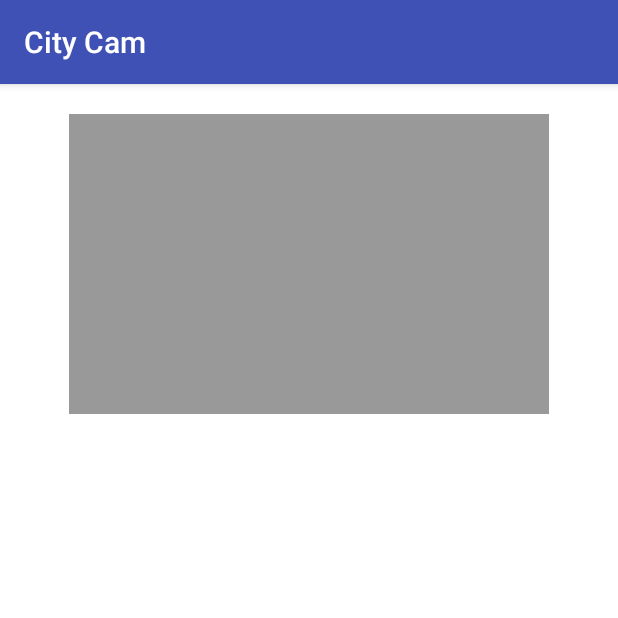
After one commit to vadimsemenov/University, an Android app: the CityCamActivity screen opened directly, with no data from a screen before it, on a phone screen of 412 x 824 dp, the top half of it. The commit adds this screen. Run offline under Robolectric (Android 15) with nearby library versions, the light colour scheme and no system bars; 2 statements that could not run were skipped.

Commit message:
Added stub for City Cam activity.

```diff
--- a/android-course/city-cam/app/src/main/AndroidManifest.xml
+++ b/android-course/city-cam/app/src/main/AndroidManifest.xml
@@ -15,6 +15,8 @@
             </intent-filter>
         </activity>
 
+        <activity android:name=".CityCamActivity"/>
+
     </application>
 
 </manifest>
--- /dev/null
+++ b/android-course/city-cam/app/src/main/java/ru/ifmo/android_2015/citycam/CityCamActivity.java
@@ -0,0 +1,38 @@
+package ru.ifmo.android_2015.citycam;
+
+import android.os.Bundle;
+import android.support.v7.app.AppCompatActivity;
+import android.util.Log;
+
+import ru.ifmo.android_2015.citycam.model.City;
+
+/**
+ * Экран, показывающий веб-камеру одного выбранного города.
+ * Выбранный город передается в extra параметрах.
+ */
+public class CityCamActivity extends AppCompatActivity {
+
+    /**
+     * Обязательный extra параметр - объект City, камеру которого надо показать.
+     */
+    public static final String EXTRA_CITY = "city";
+
+    private City city;
+
+    @Override
+    protected void onCreate(Bundle savedInstanceState) {
+        super.onCreate(savedInstanceState);
+
+        city = getIntent().getParcelableExtra(EXTRA_CITY);
+        if (city == null) {
+            Log.w(TAG, "City object not provided in extra parameter: " + EXTRA_CITY);
+            finish();
+        }
+
+        setContentView(R.layout.activity_city_cam);
+
+        getSupportActionBar().setTitle(city.name);
+    }
+
+    private static final String TAG = "CityCam";
+}
--- a/android-course/city-cam/app/src/main/java/ru/ifmo/android_2015/citycam/SelectCityActivity.java
+++ b/android-course/city-cam/app/src/main/java/ru/ifmo/android_2015/citycam/SelectCityActivity.java
@@ -1,5 +1,6 @@
 package ru.ifmo.android_2015.citycam;
 
+import android.content.Intent;
 import android.graphics.Color;
 import android.support.v7.app.AppCompatActivity;
 import android.os.Bundle;
@@ -33,6 +34,9 @@ public class SelectCityActivity extends AppCompatActivity
     @Override
     public void onCitySelected(City city) {
         Log.i(TAG, "onCitySelected: " + city);
+        Intent cityCam = new Intent(this, CityCamActivity.class);
+        cityCam.putExtra(CityCamActivity.EXTRA_CITY, city);
+        startActivity(cityCam);
     }
 
     private static final String TAG = "SelectCity";
--- /dev/null
+++ b/android-course/city-cam/app/src/main/res/layout/activity_city_cam.xml
@@ -0,0 +1,17 @@
+<?xml version="1.0" encoding="utf-8"?>
+<RelativeLayout
+    xmlns:android="http://schemas.android.com/apk/res/android"
+    android:layout_width="match_parent"
+    android:layout_height="match_parent"
+    android:background="#fff">
+
+    <ImageView
+        android:id="@+id/cam_image"
+        android:layout_width="320dp"
+        android:layout_height="200dp"
+        android:layout_alignParentTop="true"
+        android:layout_marginTop="20dp"
+        android:layout_centerHorizontal="true"
+        android:background="#999"/>
+
+</RelativeLayout>
```
Also changed, not shown: android-course/city-cam/app/src/main/java/ru/ifmo/android_2015/citycam/model/City.java (+36 -1 lines).
